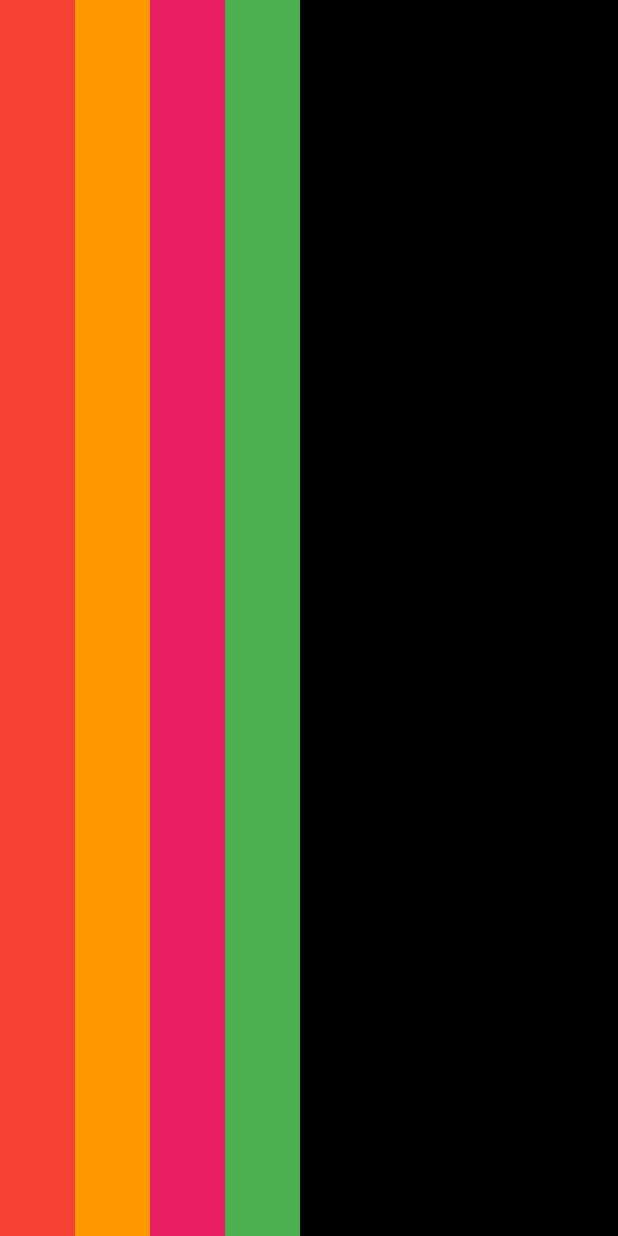
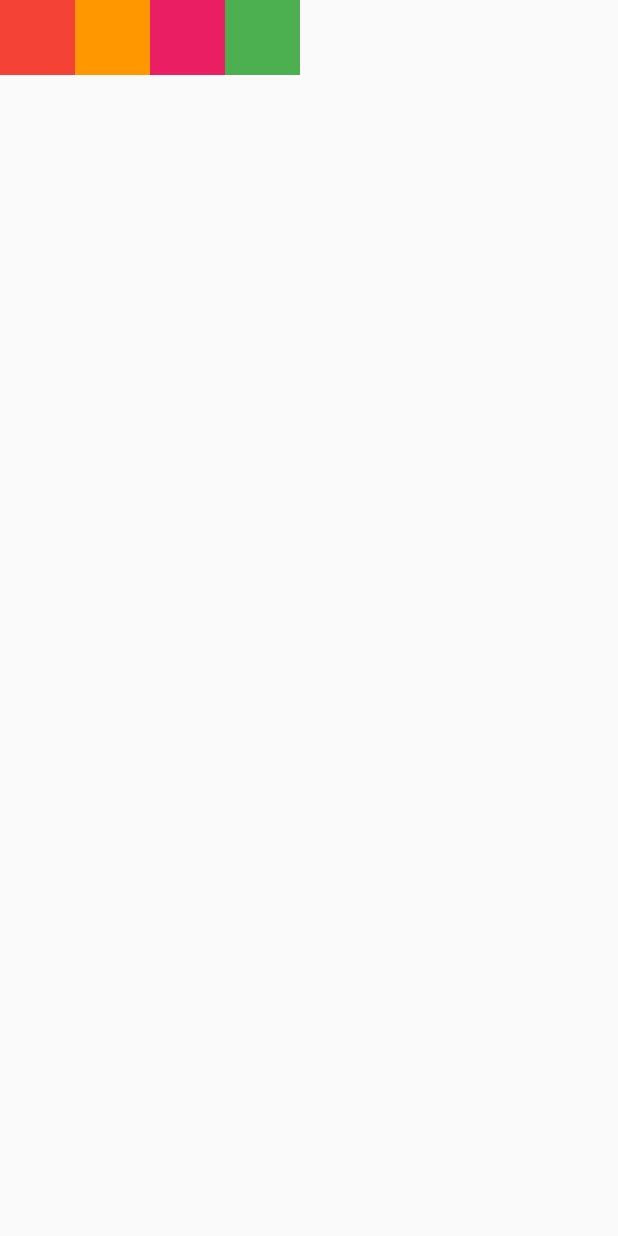
Before and after one commit to eastshine94/flutter_basics, a Flutter app: the screen it shows after launch, on a phone screen of 412 x 824 dp. Run offline on Flutter 3.47's test engine with Material 2 defaults, Android fonts, the phone set to English and light mode, and no system bars.

Commit message:
MainAxisSize

```diff
--- a/row_and_column/lib/screen/home_screen.dart
+++ b/row_and_column/lib/screen/home_screen.dart
@@ -10,8 +10,8 @@ class HomeScreen extends StatelessWidget {
       bottom: false,
       child: Container(
         color: Colors.black,
-        width: MediaQuery.of(context).size.width,
-        height: MediaQuery.of(context).size.height,
+        // width: MediaQuery.of(context).size.width,
+        // height: MediaQuery.of(context).size.height,
         child: Row(
           /**
            * mainAxisAlignment - 주축 정렬
@@ -30,7 +30,13 @@ class HomeScreen extends StatelessWidget {
            * center: 가운데
            * stretch: 최대로 늘린다
            */
-          crossAxisAlignment: CrossAxisAlignment.stretch,
+          crossAxisAlignment: CrossAxisAlignment.start,
+          /**
+           * MainAxisSize: 주축 크기
+           * max: 최대
+           * min: 최소
+           */
+          mainAxisSize: MainAxisSize.min,
           children: [
             Container(
               color: Colors.red,
```
